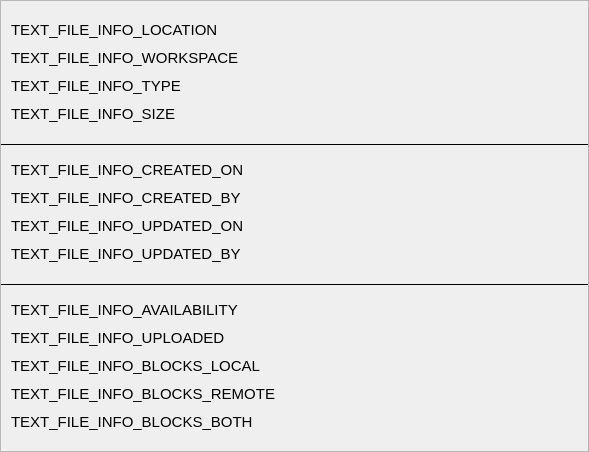
This is parsec/core/gui/forms/file_status_widget.ui in Scille/parsec-cloud as Qt 5 draws it before an edit. The edited form follows.
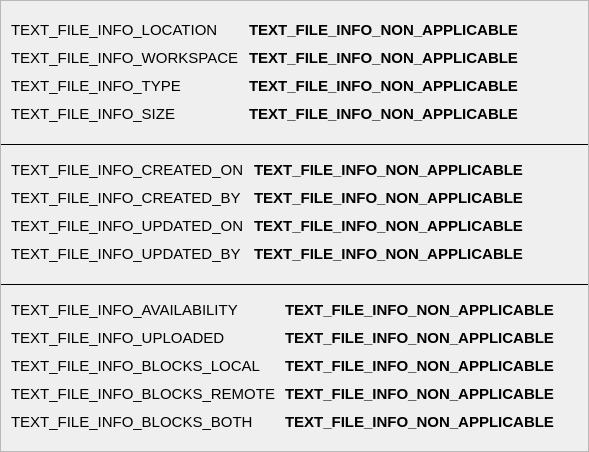
This is the edited form.

Commit message: [GUI] Re-added default value for file status

The edit to the form file:
```diff
--- a/parsec/core/gui/forms/file_status_widget.ui
+++ b/parsec/core/gui/forms/file_status_widget.ui
@@ -152,7 +152,7 @@
                </font>
               </property>
               <property name="text">
-               <string/>
+               <string>TEXT_FILE_INFO_NON_APPLICABLE</string>
               </property>
               <property name="textInteractionFlags">
                <set>Qt::LinksAccessibleByMouse|Qt::TextSelectableByKeyboard|Qt::TextSelectableByMouse</set>
@@ -169,7 +169,7 @@
                </font>
               </property>
               <property name="text">
-               <string/>
+               <string>TEXT_FILE_INFO_NON_APPLICABLE</string>
               </property>
               <property name="textInteractionFlags">
                <set>Qt::LinksAccessibleByMouse|Qt::TextSelectableByKeyboard|Qt::TextSelectableByMouse</set>
@@ -186,7 +186,7 @@
                </font>
               </property>
               <property name="text">
-               <string/>
+               <string>TEXT_FILE_INFO_NON_APPLICABLE</string>
               </property>
               <property name="textInteractionFlags">
                <set>Qt::LinksAccessibleByMouse|Qt::TextSelectableByKeyboard|Qt::TextSelectableByMouse</set>
@@ -218,7 +218,7 @@
                </font>
               </property>
               <property name="text">
-               <string/>
+               <string>TEXT_FILE_INFO_NON_APPLICABLE</string>
               </property>
               <property name="textInteractionFlags">
                <set>Qt::LinksAccessibleByMouse|Qt::TextSelectableByKeyboard|Qt::TextSelectableByMouse</set>
@@ -342,7 +342,7 @@
                </font>
               </property>
               <property name="text">
-               <string/>
+               <string>TEXT_FILE_INFO_NON_APPLICABLE</string>
               </property>
               <property name="textInteractionFlags">
                <set>Qt::LinksAccessibleByMouse|Qt::TextSelectableByKeyboard|Qt::TextSelectableByMouse</set>
@@ -359,7 +359,7 @@
                </font>
               </property>
               <property name="text">
-               <string/>
+               <string>TEXT_FILE_INFO_NON_APPLICABLE</string>
               </property>
               <property name="textInteractionFlags">
                <set>Qt::LinksAccessibleByMouse|Qt::TextSelectableByKeyboard|Qt::TextSelectableByMouse</set>
@@ -376,7 +376,7 @@
                </font>
               </property>
               <property name="text">
-               <string/>
+               <string>TEXT_FILE_INFO_NON_APPLICABLE</string>
               </property>
               <property name="textInteractionFlags">
                <set>Qt::LinksAccessibleByMouse|Qt::TextSelectableByKeyboard|Qt::TextSelectableByMouse</set>
@@ -393,7 +393,7 @@
                </font>
               </property>
               <property name="text">
-               <string/>
+               <string>TEXT_FILE_INFO_NON_APPLICABLE</string>
               </property>
               <property name="textInteractionFlags">
                <set>Qt::LinksAccessibleByMouse|Qt::TextSelectableByKeyboard|Qt::TextSelectableByMouse</set>
@@ -535,7 +535,7 @@
                </font>
               </property>
               <property name="text">
-               <string/>
+               <string>TEXT_FILE_INFO_NON_APPLICABLE</string>
               </property>
               <property name="textInteractionFlags">
                <set>Qt::LinksAccessibleByMouse|Qt::TextSelectableByKeyboard|Qt::TextSelectableByMouse</set>
@@ -552,7 +552,7 @@
                </font>
               </property>
               <property name="text">
-               <string/>
+               <string>TEXT_FILE_INFO_NON_APPLICABLE</string>
               </property>
               <property name="textInteractionFlags">
                <set>Qt::LinksAccessibleByMouse|Qt::TextSelectableByKeyboard|Qt::TextSelectableByMouse</set>
@@ -569,7 +569,7 @@
                </font>
               </property>
               <property name="text">
-               <string/>
+               <string>TEXT_FILE_INFO_NON_APPLICABLE</string>
               </property>
               <property name="textInteractionFlags">
                <set>Qt::LinksAccessibleByMouse|Qt::TextSelectableByKeyboard|Qt::TextSelectableByMouse</set>
@@ -586,7 +586,7 @@
                </font>
               </property>
               <property name="text">
-               <string/>
+               <string>TEXT_FILE_INFO_NON_APPLICABLE</string>
               </property>
               <property name="textInteractionFlags">
                <set>Qt::LinksAccessibleByMouse|Qt::TextSelectableByKeyboard|Qt::TextSelectableByMouse</set>
@@ -603,7 +603,7 @@
                </font>
               </property>
               <property name="text">
-               <string/>
+               <string>TEXT_FILE_INFO_NON_APPLICABLE</string>
               </property>
               <property name="textInteractionFlags">
                <set>Qt::LinksAccessibleByMouse|Qt::TextSelectableByKeyboard|Qt::TextSelectableByMouse</set>
```
